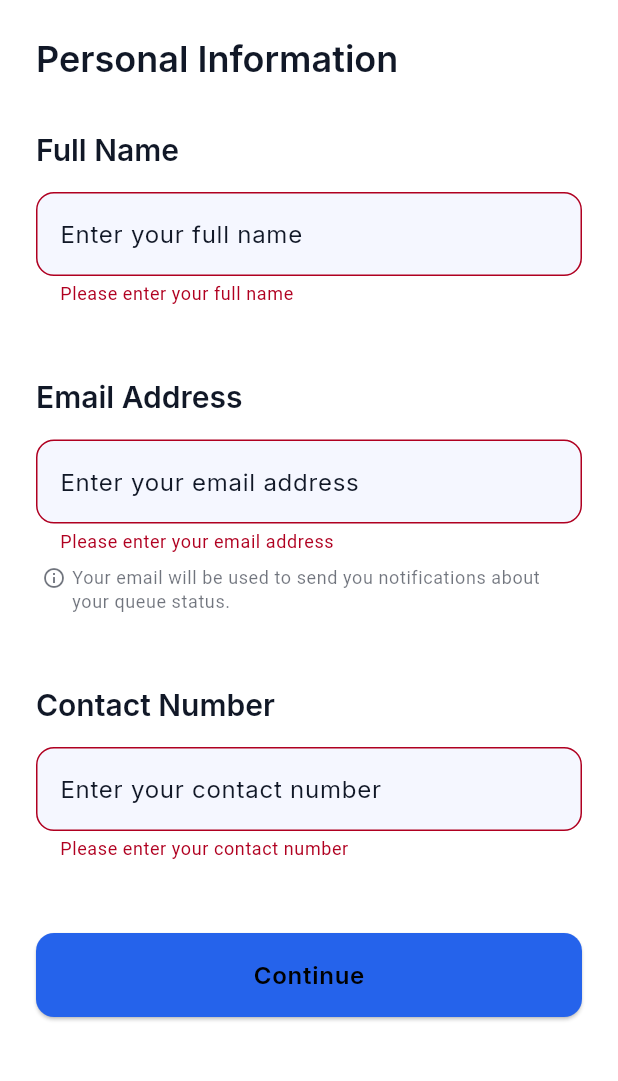
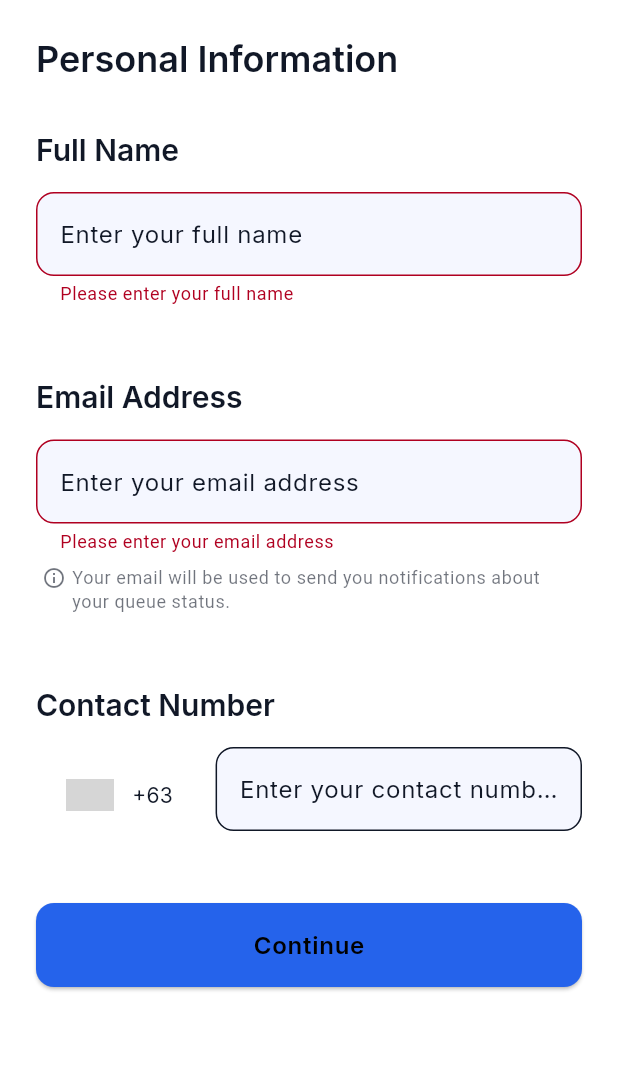
Before and after one commit to ItPalakpak/ez_queue, a Flutter app: the PersonalInformationPage screen opened by its route, after a tap on "Continue", on a phone screen of 412 x 824 dp, the part 102-1183 px from its top. Run offline on Flutter 3.47's test engine with Material 3 defaults, Android fonts, the phone set to English and light mode, and no system bars; drawn by our look-alikes of intl_phone_number_input; our stand-ins replace flutter_riverpod, go_router, google_fonts, pdf, printing, qr_flutter and 2 more; accounts and stored records are empty; grey boxes are pictures that could not be loaded.

Commit message:
the phone number

```diff
--- a/lib/screens/personal_information/personal_information_page.dart
+++ b/lib/screens/personal_information/personal_information_page.dart
@@ -5,6 +5,7 @@ import 'package:ez_queue/providers/queue_form_provider.dart';
 import 'package:ez_queue/theme/spacing.dart';
 import 'package:ez_queue/widgets/top_nav_bar.dart';
 import 'package:go_router/go_router.dart';
+import 'package:intl_phone_number_input/intl_phone_number_input.dart';
 
 /// Personal information page.
 /// Allows users to input their full name, email address, and contact number.
@@ -18,6 +19,9 @@ class PersonalInformationPage extends ConsumerStatefulWidget {
 
 class _PersonalInformationPageState
     extends ConsumerState<PersonalInformationPage> {
+  PhoneNumber _phoneNumber = PhoneNumber(
+    isoCode: 'PH',
+  ); // default to Philippines
   final TextEditingController _fullNameController = TextEditingController();
   final TextEditingController _emailController = TextEditingController();
   final TextEditingController _contactNumberController =
@@ -189,9 +193,20 @@ class _PersonalInformationPageState
                       style: Theme.of(context).textTheme.titleLarge,
                     ),
                     const SizedBox(height: EZSpacing.md),
-                    TextFormField(
-                      controller: _contactNumberController,
-                      decoration: InputDecoration(
+                    InternationalPhoneNumberInput(
+                      onInputChanged: (PhoneNumber number) {
+                        _phoneNumber = number;
+                      },
+                      onInputValidated: (bool isValid) {
+                        // optional: track validity in real-time
+                      },
+                      selectorConfig: const SelectorConfig(
+                        selectorType: PhoneInputSelectorType.BOTTOM_SHEET,
+                        showFlags: true,
+                      ),
+                      initialValue: _phoneNumber,
+                      textFieldController: _contactNumberController,
+                      inputDecoration: InputDecoration(
                         hintText: 'Enter your contact number',
                         border: OutlineInputBorder(
                           borderRadius: BorderRadius.circular(
@@ -201,16 +216,16 @@ class _PersonalInformationPageState
                         filled: true,
                         fillColor: Theme.of(context).colorScheme.surface,
                       ),
-                      keyboardType: TextInputType.phone,
-                      textInputAction: TextInputAction.done,
-                      validator: (value) {
-                        if (value == null || value.trim().isEmpty) {
-                          return 'Please enter your contact number';
-                        }
-                        return null;
-                      },
+                      keyboardType: const TextInputType.numberWithOptions(
+                        signed: true,
+                        decimal: true,
+                      ),
+                      inputBorder: OutlineInputBorder(
+                        borderRadius: BorderRadius.circular(EZSpacing.radiusMd),
+                      ),
+                      formatInput: true,
+                      autoValidateMode: AutovalidateMode.onUserInteraction,
                     ),
-
                     const SizedBox(height: EZSpacing.xxl),
 
                     // Continue button
@@ -263,7 +278,9 @@ class _PersonalInformationPageState
           .updatePersonalInfo(
             fullName: _fullNameController.text.trim(),
             email: _emailController.text.trim(),
-            contactNumber: _contactNumberController.text.trim(),
+            contactNumber:
+                _phoneNumber.phoneNumber ??
+                _contactNumberController.text.trim(), // saves as +639XXXXXXXXX
           );
 
       // Navigate to confirmation page
--- a/pubspec.yaml
+++ b/pubspec.yaml
@@ -63,6 +63,9 @@ dependencies:
   # Image saving to gallery
   gal: ^1.1.0
 
+  # Phone number input
+  intl_phone_number_input: ^0.7.4
+
 dev_dependencies:
   flutter_test:
     sdk: flutter
```
Also changed, not shown: pubspec.lock.
